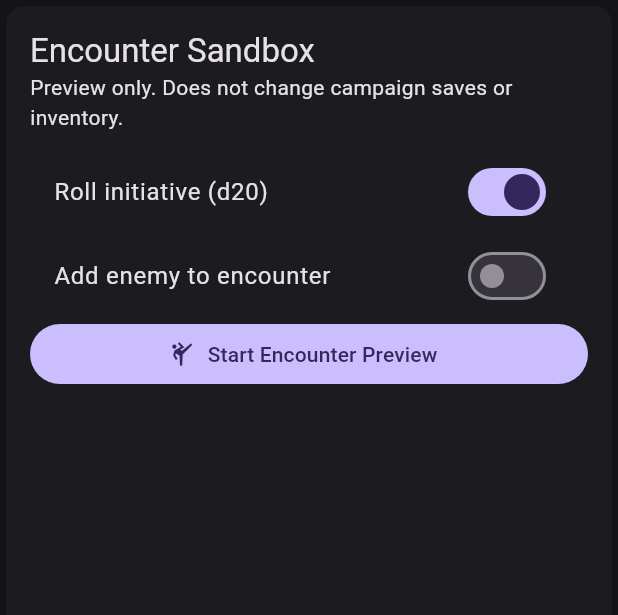
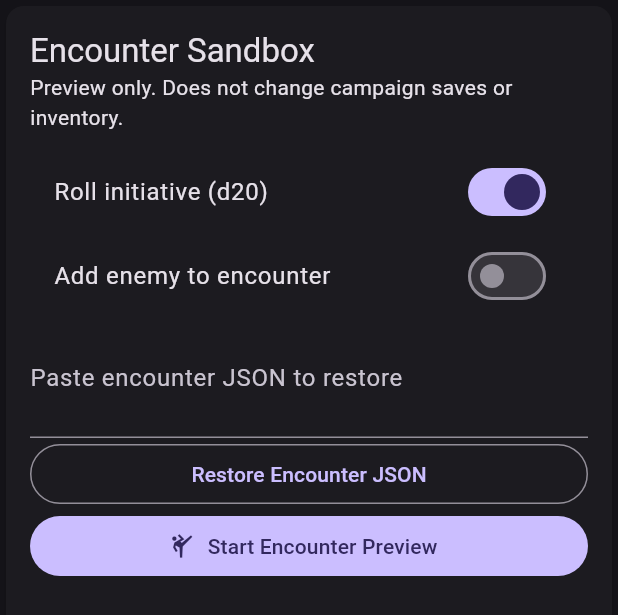
Before and after one commit to josephdhahbi-svg/moonveil-ravenloft, a Flutter app: the MoonveilEncounterScreen widget shown alone on an empty page, opened directly with empty values, on a phone screen of 412 x 824 dp. Shown: the top 615 px of the screen. Run offline on Flutter 3.47's test engine with Material 3 defaults, Android fonts, the phone set to English and light mode, and no system bars; our stand-ins replace sqflite; missing offline and left inert: cryptography; accounts and stored records are empty; network calls fail.

Commit message:
Connect encounter JSON copy and restore controls without altering campaign saves

```diff
--- a/flutter_client/lib/screens/moonveil_encounter_screen.dart
+++ b/flutter_client/lib/screens/moonveil_encounter_screen.dart
@@ -1,5 +1,7 @@
 import 'dart:math';
 import 'package:flutter/material.dart';
+import 'package:flutter/services.dart';
+import '../services/moonveil_encounter_codec.dart';
 import '../services/moonveil_encounter_engine.dart';
 
 /// Interactive encounter sandbox. No database or save writes.
@@ -15,6 +17,7 @@ class _MoonveilEncounterScreenState extends State<MoonveilEncounterScreen> {
   MoonveilEncounter? _encounter;
   String? _message;
   final Random _dice = Random();
+  final TextEditingController _importJson = TextEditingController();
   final TextEditingController _enemyName = TextEditingController(text: 'Skeleton');
   final TextEditingController _enemyHp = TextEditingController(text: '13');
   final TextEditingController _enemyAc = TextEditingController(text: '13');
@@ -47,6 +50,7 @@ class _MoonveilEncounterScreenState extends State<MoonveilEncounterScreen> {
 
   @override
   void dispose() {
+    _importJson.dispose();
     _enemyName.dispose();
     _enemyHp.dispose();
     _enemyAc.dispose();
@@ -96,6 +100,18 @@ class _MoonveilEncounterScreenState extends State<MoonveilEncounterScreen> {
     } catch (_) {
       setState(() => _message =
           'Character HP, maximum HP or AC is missing. No values were invented.');
+    }
+  }
+
+  void _restore() {
+    try {
+      final restored = MoonveilEncounterCodec.decode(_importJson.text);
+      setState(() {
+        _encounter = restored;
+        _message = 'Encounter restored from JSON preview. Campaign save unchanged.';
+      });
+    } catch (error) {
+      setState(() => _message = 'Encounter import rejected: $error');
     }
   }
 
@@ -158,6 +174,17 @@ class _MoonveilEncounterScreenState extends State<MoonveilEncounterScreen> {
                   icon: const Icon(Icons.close),
                 ),
               ),
+            TextField(
+              key: const Key('encounter-import-json'),
+              controller: _importJson,
+              maxLines: 2,
+              decoration: const InputDecoration(labelText: 'Paste encounter JSON to restore'),
+            ),
+            OutlinedButton(
+              key: const Key('restore-encounter'),
+              onPressed: _restore,
+              child: const Text('Restore Encounter JSON'),
+            ),
             FilledButton.icon(
               key: const Key('start-encounter'),
               onPressed: _start,
@@ -217,6 +244,17 @@ class _MoonveilEncounterScreenState extends State<MoonveilEncounterScreen> {
                   ),
               ],
             ),
+            OutlinedButton.icon(
+              key: const Key('copy-encounter-json'),
+              onPressed: () async {
+                await Clipboard.setData(ClipboardData(
+                  text: MoonveilEncounterCodec.encode(encounter),
+                ));
+                if (mounted) setState(() => _message = 'Encounter JSON copied. Keep it somewhere safe to restore later.');
+              },
+              icon: const Icon(Icons.copy),
+              label: const Text('Copy Encounter JSON'),
+            ),
             FilledButton(
               key: const Key('next-turn'),
               onPressed: () => setState(encounter.nextTurn),
```
